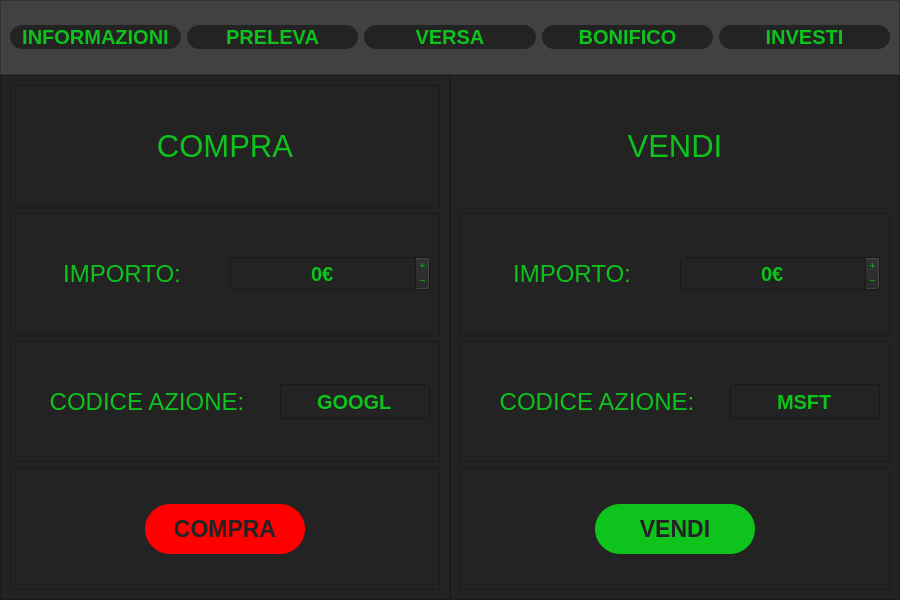
Old version of the form mainwindow.ui in the repository fbizza/conto-corrente.
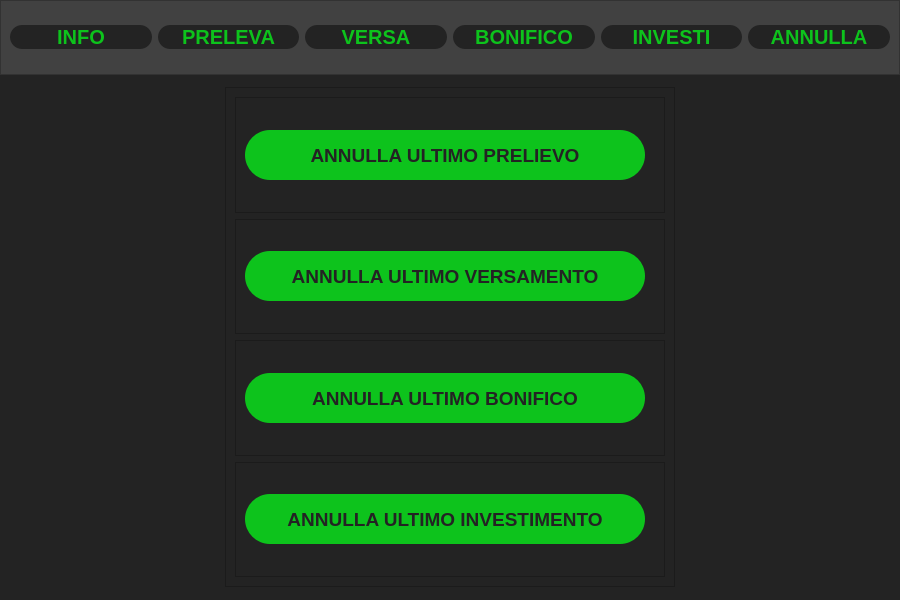
New version of the form.

Commit message: Aggiornamento gui con funzioni di annullamento

```diff
--- a/mainwindow.ui
+++ b/mainwindow.ui
@@ -79,7 +79,7 @@
 border-radius: 12px;</string>
          </property>
          <property name="text">
-          <string>INFORMAZIONI</string>
+          <string>INFO</string>
          </property>
         </widget>
        </item>
@@ -167,6 +167,27 @@
          </property>
         </widget>
        </item>
+       <item>
+        <widget class="QPushButton" name="pushButton_8">
+         <property name="font">
+          <font>
+           <pointsize>15</pointsize>
+           <bold>true</bold>
+          </font>
+         </property>
+         <property name="cursor">
+          <cursorShape>PointingHandCursor</cursorShape>
+         </property>
+         <property name="styleSheet">
+          <string notr="true">background: rgb(35, 35, 35);
+color: #0dc31c;
+border-radius: 12px;</string>
+         </property>
+         <property name="text">
+          <string>ANNULLA</string>
+         </property>
+        </widget>
+       </item>
       </layout>
      </widget>
     </item>
@@ -185,7 +206,7 @@
        <string notr="true">background: rgb(35, 35, 35)</string>
       </property>
       <property name="currentIndex">
-       <number>4</number>
+       <number>5</number>
       </property>
       <widget class="QWidget" name="page">
        <layout class="QVBoxLayout" name="verticalLayout_2">
@@ -2289,6 +2310,226 @@
         </item>
        </layout>
       </widget>
+      <widget class="QWidget" name="page_6">
+       <layout class="QHBoxLayout" name="horizontalLayout_56">
+        <item>
+         <widget class="QFrame" name="frame_54">
+          <property name="minimumSize">
+           <size>
+            <width>450</width>
+            <height>500</height>
+           </size>
+          </property>
+          <property name="maximumSize">
+           <size>
+            <width>450</width>
+            <height>500</height>
+           </size>
+          </property>
+          <property name="frameShape">
+           <enum>QFrame::StyledPanel</enum>
+          </property>
+          <property name="frameShadow">
+           <enum>QFrame::Raised</enum>
+          </property>
+          <layout class="QVBoxLayout" name="verticalLayout_21">
+           <item>
+            <widget class="QFrame" name="frame_85">
+             <property name="frameShape">
+              <enum>QFrame::StyledPanel</enum>
+             </property>
+             <property name="frameShadow">
+              <enum>QFrame::Raised</enum>
+             </property>
+             <layout class="QVBoxLayout" name="verticalLayout_38">
+              <item>
+               <widget class="QPushButton" name="pushButton_33">
+                <property name="minimumSize">
+                 <size>
+                  <width>400</width>
+                  <height>50</height>
+                 </size>
+                </property>
+                <property name="maximumSize">
+                 <size>
+                  <width>400</width>
+                  <height>50</height>
+                 </size>
+                </property>
+                <property name="font">
+                 <font>
+                  <pointsize>14</pointsize>
+                  <bold>true</bold>
+                 </font>
+                </property>
+                <property name="cursor">
+                 <cursorShape>PointingHandCursor</cursorShape>
+                </property>
+                <property name="styleSheet">
+                 <string notr="true">background: #0dc31c;
+border-radius: 25px;
+color: rgb(35, 35, 35);
+
+
+</string>
+                </property>
+                <property name="text">
+                 <string>ANNULLA ULTIMO PRELIEVO</string>
+                </property>
+               </widget>
+              </item>
+             </layout>
+            </widget>
+           </item>
+           <item>
+            <widget class="QFrame" name="frame_86">
+             <property name="frameShape">
+              <enum>QFrame::StyledPanel</enum>
+             </property>
+             <property name="frameShadow">
+              <enum>QFrame::Raised</enum>
+             </property>
+             <layout class="QVBoxLayout" name="verticalLayout_39">
+              <item>
+               <widget class="QPushButton" name="pushButton_34">
+                <property name="minimumSize">
+                 <size>
+                  <width>400</width>
+                  <height>50</height>
+                 </size>
+                </property>
+                <property name="maximumSize">
+                 <size>
+                  <width>400</width>
+                  <height>50</height>
+                 </size>
+                </property>
+                <property name="font">
+                 <font>
+                  <pointsize>14</pointsize>
+                  <bold>true</bold>
+                 </font>
+                </property>
+                <property name="cursor">
+                 <cursorShape>PointingHandCursor</cursorShape>
+                </property>
+                <property name="styleSheet">
+                 <string notr="true">background: #0dc31c;
+border-radius: 25px;
+color: rgb(35, 35, 35);
+
+
+</string>
+                </property>
+                <property name="text">
+                 <string>ANNULLA ULTIMO VERSAMENTO</string>
+                </property>
+               </widget>
+              </item>
+             </layout>
+            </widget>
+           </item>
+           <item>
+            <widget class="QFrame" name="frame_87">
+             <property name="frameShape">
+              <enum>QFrame::StyledPanel</enum>
+             </property>
+             <property name="frameShadow">
+              <enum>QFrame::Raised</enum>
+             </property>
+             <layout class="QVBoxLayout" name="verticalLayout_40">
+              <item>
+               <widget class="QPushButton" name="pushButton_35">
+                <property name="minimumSize">
+                 <size>
+                  <width>400</width>
+                  <height>50</height>
+                 </size>
+                </property>
+                <property name="maximumSize">
+                 <size>
+                  <width>400</width>
+                  <height>50</height>
+                 </size>
+                </property>
+                <property name="font">
+                 <font>
+                  <pointsize>14</pointsize>
+                  <bold>true</bold>
+                 </font>
+                </property>
+                <property name="cursor">
+                 <cursorShape>PointingHandCursor</cursorShape>
+                </property>
+                <property name="styleSheet">
+                 <string notr="true">background: #0dc31c;
+border-radius: 25px;
+color: rgb(35, 35, 35);
+
+
+</string>
+                </property>
+                <property name="text">
+                 <string>ANNULLA ULTIMO BONIFICO</string>
+                </property>
+               </widget>
+              </item>
+             </layout>
+            </widget>
+           </item>
+           <item>
+            <widget class="QFrame" name="frame_84">
+             <property name="frameShape">
+              <enum>QFrame::StyledPanel</enum>
+             </property>
+             <property name="frameShadow">
+              <enum>QFrame::Raised</enum>
+             </property>
+             <layout class="QVBoxLayout" name="verticalLayout_37">
+              <item>
+               <widget class="QPushButton" name="pushButton_32">
+                <property name="minimumSize">
+                 <size>
+                  <width>400</width>
+                  <height>50</height>
+                 </size>
+                </property>
+                <property name="maximumSize">
+                 <size>
+                  <width>400</width>
+                  <height>50</height>
+                 </size>
+                </property>
+                <property name="font">
+                 <font>
+                  <pointsize>14</pointsize>
+                  <bold>true</bold>
+                 </font>
+                </property>
+                <property name="cursor">
+                 <cursorShape>PointingHandCursor</cursorShape>
+                </property>
+                <property name="styleSheet">
+                 <string notr="true">background: #0dc31c;
+border-radius: 25px;
+color: rgb(35, 35, 35);
+
+
+</string>
+                </property>
+                <property name="text">
+                 <string>ANNULLA ULTIMO INVESTIMENTO</string>
+                </property>
+               </widget>
+              </item>
+             </layout>
+            </widget>
+           </item>
+          </layout>
+         </widget>
+        </item>
+       </layout>
+      </widget>
      </widget>
     </item>
    </layout>
```
Left out of the diff: 2 changed lines with no effect on the pictures. The commit also changes 4 other files.
